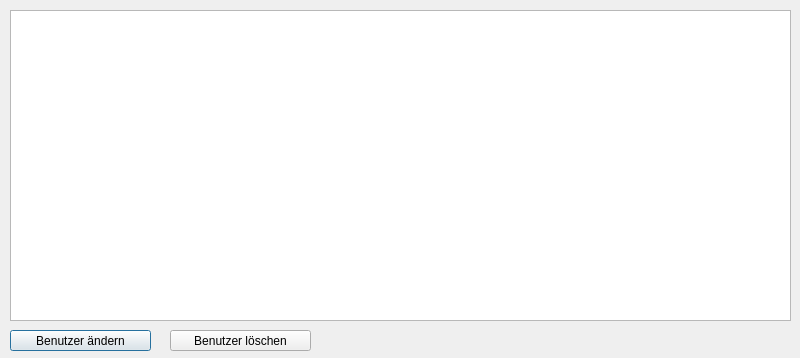
Old version of the form userdialog.ui in the repository Kopfwerk-Datensysteme/Power.Attendance.
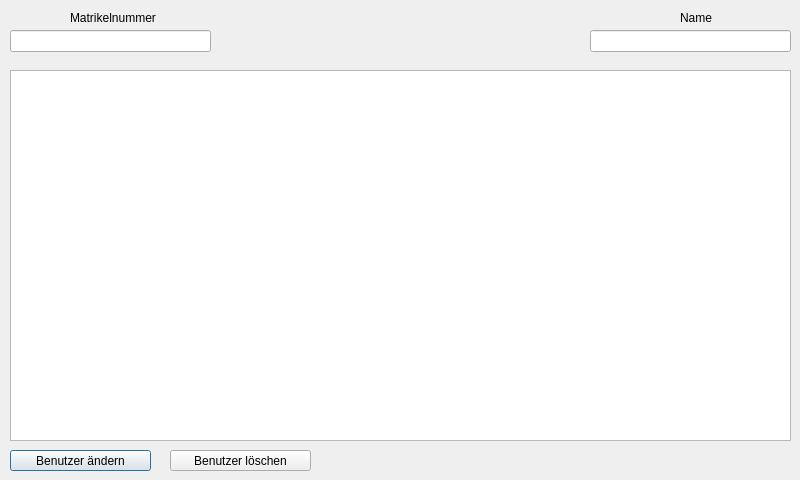
New version of the form.

Commit message: added filtering for user window, improved layout of user change dialog

Patch:
```diff
--- a/userdialog.ui
+++ b/userdialog.ui
@@ -7,7 +7,7 @@
     <x>0</x>
     <y>0</y>
     <width>800</width>
-    <height>358</height>
+    <height>480</height>
    </rect>
   </property>
   <property name="windowTitle">
@@ -17,9 +17,9 @@
    <property name="geometry">
     <rect>
      <x>10</x>
-     <y>10</y>
+     <y>70</y>
      <width>781</width>
-     <height>311</height>
+     <height>371</height>
     </rect>
    </property>
    <property name="alternatingRowColors">
@@ -33,7 +33,7 @@
    <property name="geometry">
     <rect>
      <x>10</x>
-     <y>330</y>
+     <y>450</y>
      <width>141</width>
      <height>21</height>
     </rect>
@@ -46,7 +46,7 @@
    <property name="geometry">
     <rect>
      <x>170</x>
-     <y>330</y>
+     <y>450</y>
      <width>141</width>
      <height>21</height>
     </rect>
@@ -55,6 +55,52 @@
     <string>Benutzer löschen</string>
    </property>
   </widget>
+  <widget class="QLineEdit" name="lineEditMatriculationNumber">
+   <property name="geometry">
+    <rect>
+     <x>10</x>
+     <y>30</y>
+     <width>201</width>
+     <height>22</height>
+    </rect>
+   </property>
+  </widget>
+  <widget class="QLineEdit" name="lineEditUserName">
+   <property name="geometry">
+    <rect>
+     <x>590</x>
+     <y>30</y>
+     <width>201</width>
+     <height>22</height>
+    </rect>
+   </property>
+  </widget>
+  <widget class="QLabel" name="labelMatriculationNumber">
+   <property name="geometry">
+    <rect>
+     <x>70</x>
+     <y>10</y>
+     <width>111</width>
+     <height>16</height>
+    </rect>
+   </property>
+   <property name="text">
+    <string>Matrikelnummer</string>
+   </property>
+  </widget>
+  <widget class="QLabel" name="labelUserName">
+   <property name="geometry">
+    <rect>
+     <x>680</x>
+     <y>10</y>
+     <width>111</width>
+     <height>16</height>
+    </rect>
+   </property>
+   <property name="text">
+    <string>Name</string>
+   </property>
+  </widget>
  </widget>
  <resources/>
  <connections/>
```
The commit also changes 5 other files.
